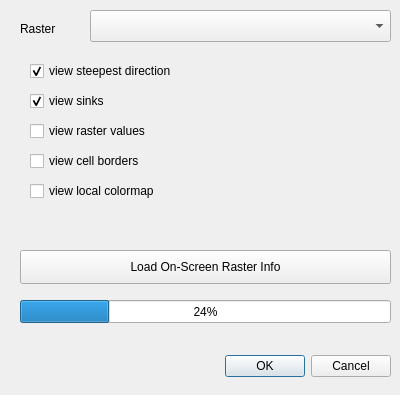
Old version of the form geomorpheye/geomorpheye_dialog_base.ui in the repository g-ant-eu/qgis-plugins.
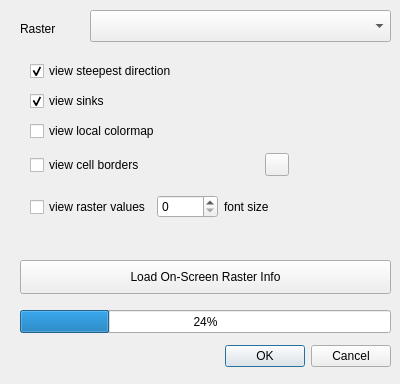
New version of the form. Custom widgets are drawn as their Qt base class.

Diff of the .ui file:
```diff
--- a/geomorpheye/geomorpheye_dialog_base.ui
+++ b/geomorpheye/geomorpheye_dialog_base.ui
@@ -7,7 +7,7 @@
     <x>0</x>
     <y>0</y>
     <width>400</width>
-    <height>395</height>
+    <height>384</height>
    </rect>
   </property>
   <property name="windowTitle">
@@ -17,7 +17,7 @@
    <property name="geometry">
     <rect>
      <x>50</x>
-     <y>350</y>
+     <y>340</y>
      <width>341</width>
      <height>32</height>
     </rect>
@@ -46,7 +46,7 @@
    <property name="geometry">
     <rect>
      <x>20</x>
-     <y>250</y>
+     <y>260</y>
      <width>371</width>
      <height>34</height>
     </rect>
@@ -62,7 +62,7 @@
    <property name="geometry">
     <rect>
      <x>20</x>
-     <y>300</y>
+     <y>310</y>
      <width>371</width>
      <height>23</height>
     </rect>
@@ -113,7 +113,7 @@
     <bool>true</bool>
    </property>
   </widget>
-  <widget class="QCheckBox" name="viewValuesCheckbox">
+  <widget class="QCheckBox" name="viewColorsCheckbox">
    <property name="geometry">
     <rect>
      <x>30</x>
@@ -123,37 +123,67 @@
     </rect>
    </property>
    <property name="text">
+    <string>view local colormap</string>
+   </property>
+  </widget>
+  <widget class="QWidget" name="">
+   <property name="geometry">
+    <rect>
+     <x>30</x>
+     <y>190</y>
+     <width>255</width>
+     <height>34</height>
+    </rect>
+   </property>
+   <layout class="QHBoxLayout" name="horizontalLayout">
+    <item>
+     <widget class="QCheckBox" name="viewValuesCheckbox">
+      <property name="text">
     <string>view raster values</string>
    </property>
   </widget>
-  <widget class="QCheckBox" name="viewBordersCheckbox">
+    </item>
+    <item>
+     <widget class="QSpinBox" name="fontSizeSpinBox"/>
+    </item>
+    <item>
+     <widget class="QLabel" name="fontSizeLabel">
+      <property name="text">
+       <string>font size</string>
+      </property>
+     </widget>
+    </item>
+   </layout>
+  </widget>
+  <widget class="QWidget" name="">
    <property name="geometry">
     <rect>
      <x>30</x>
      <y>150</y>
-     <width>181</width>
-     <height>22</height>
+     <width>259</width>
+     <height>30</height>
     </rect>
    </property>
+   <layout class="QHBoxLayout" name="horizontalLayout_2">
+    <item>
+     <widget class="QCheckBox" name="viewBordersCheckbox">
    <property name="text">
     <string>view cell borders</string>
    </property>
   </widget>
-  <widget class="QCheckBox" name="viewColorsCheckbox">
-   <property name="geometry">
-    <rect>
-     <x>30</x>
-     <y>180</y>
-     <width>181</width>
-     <height>22</height>
-    </rect>
-   </property>
-   <property name="text">
-    <string>view local colormap</string>
-   </property>
+    </item>
+    <item>
+     <widget class="QgsColorButton" name="cellBorderColorButton"/>
+    </item>
+   </layout>
   </widget>
  </widget>
  <customwidgets>
+  <customwidget>
+   <class>QgsColorButton</class>
+   <extends>QToolButton</extends>
+   <header>qgscolorbutton.h</header>
+  </customwidget>
   <customwidget>
    <class>QgsMapLayerComboBox</class>
    <extends>QComboBox</extends>
```
Lines whose indentation alone changed are shown as unchanged.
